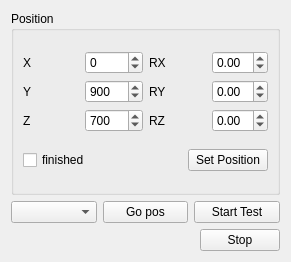
Qt form components/armTestComp/src/mainUI.ui (robocomp/robocomp-shelly) before a commit.
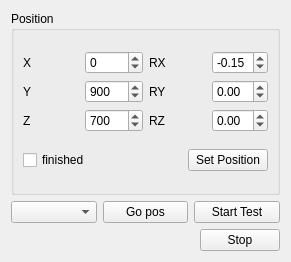
The same form after that commit.

```diff
--- a/components/armTestComp/src/mainUI.ui
+++ b/components/armTestComp/src/mainUI.ui
@@ -63,6 +63,9 @@
           <property name="singleStep">
            <double>0.100000000000000</double>
           </property>
+          <property name="value">
+           <double>-0.150000000000000</double>
+          </property>
          </widget>
         </item>
         <item row="1" column="0">
```
